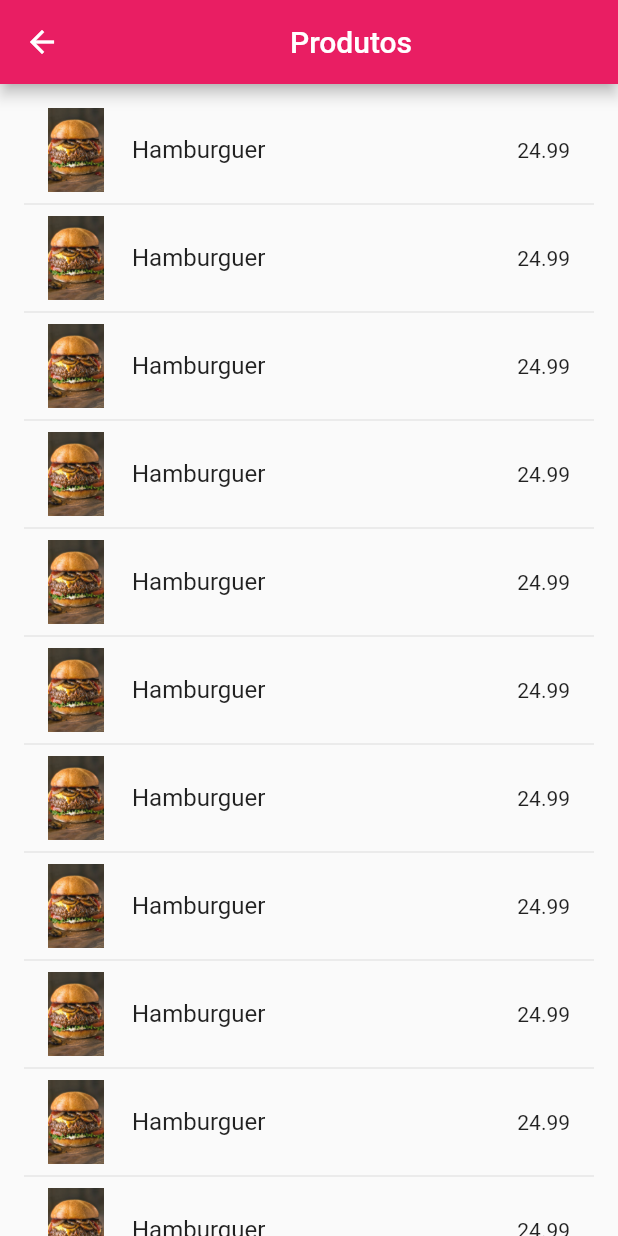
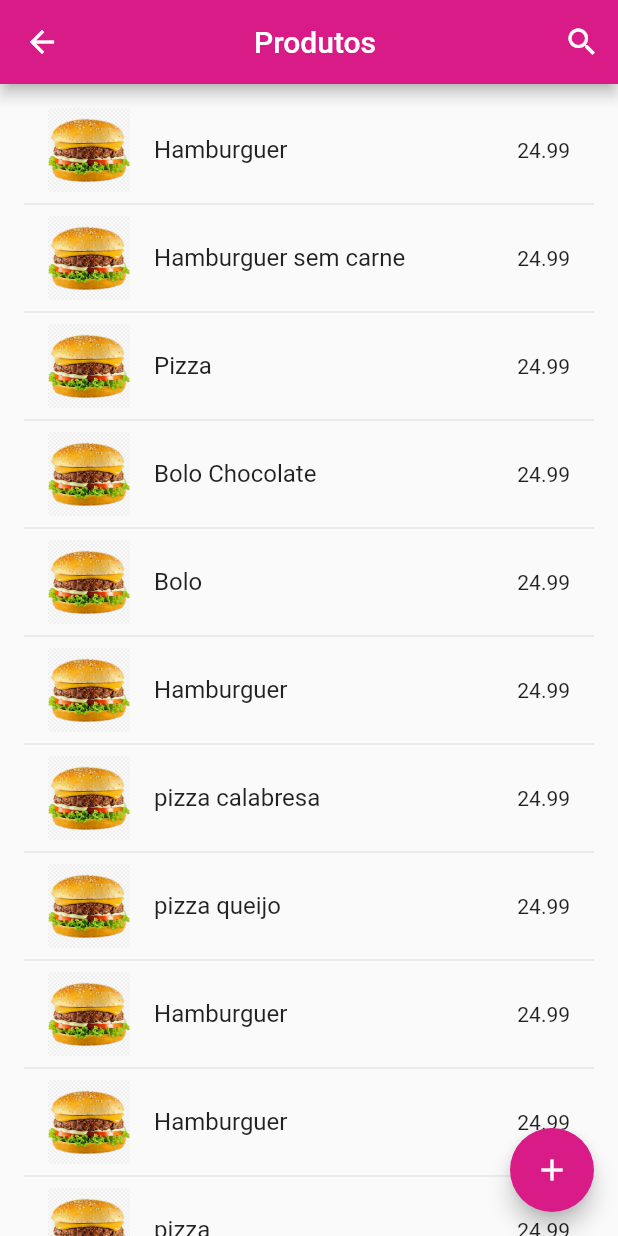
Before and after one commit to WSilvaM/venda_rapida, a Flutter app: the screen it shows after launch, after a tap on the "now widgets" icon, on a phone screen of 412 x 824 dp. Run offline on Flutter 3.47's test engine with Material 2 defaults, Android fonts, the light colour scheme and no system bars.

Commit message:
tela caixa

```diff
--- a/lib/Produtos/ProdutosRepositories.dart
+++ b/lib/Produtos/ProdutosRepositories.dart
@@ -3,80 +3,80 @@ import 'Produtos.dart';
 class ProdutosRepository {
   static List<Produtos> tabela = [
     Produtos(
-      icone: "images/Hamburguer.jpg",
+      icone: "images/H1.jpg",
       nome: "Hamburguer",
       sigla: "Carne",
       preco: 24.99,
     ),
     Produtos(
-      icone: "images/Hamburguer.jpg",
+      icone: "images/H1.jpg",
+      nome: "Hamburguer sem carne",
+      sigla: "Carne",
+      preco: 24.99,
+    ),
+    Produtos(
+      icone: "images/H1.jpg",
+      nome: "Pizza",
+      sigla: "Carne",
+      preco: 24.99,
+    ),
+    Produtos(
+      icone: "images/H1.jpg",
+      nome: "Bolo Chocolate",
+      sigla: "Carne",
+      preco: 24.99,
+    ),
+    Produtos(
+      icone: "images/H1.jpg",
+      nome: "Bolo ",
+      sigla: "Carne",
+      preco: 24.99,
+    ),
+    Produtos(
+      icone: "images/H1.jpg",
       nome: "Hamburguer",
       sigla: "Carne",
       preco: 24.99,
     ),
     Produtos(
-      icone: "images/Hamburguer.jpg",
+      icone: "images/H1.jpg",
+      nome: "pizza calabresa",
+      sigla: "Carne",
+      preco: 24.99,
+    ),
+    Produtos(
+      icone: "images/H1.jpg",
+      nome: "pizza queijo",
+      sigla: "Carne",
+      preco: 24.99,
+    ),
+    Produtos(
+      icone: "images/H1.jpg",
       nome: "Hamburguer",
       sigla: "Carne",
       preco: 24.99,
     ),
     Produtos(
-      icone: "images/Hamburguer.jpg",
+      icone: "images/H1.jpg",
       nome: "Hamburguer",
       sigla: "Carne",
       preco: 24.99,
     ),
     Produtos(
-      icone: "images/Hamburguer.jpg",
-      nome: "Hamburguer",
+      icone: "images/H1.jpg",
+      nome: "pizza",
       sigla: "Carne",
       preco: 24.99,
     ),
     Produtos(
-      icone: "images/Hamburguer.jpg",
-      nome: "Hamburguer",
+      icone: "images/H1.jpg",
+      nome: "pizza",
       sigla: "Carne",
       preco: 24.99,
     ),
     Produtos(
-      icone: "images/Hamburguer.jpg",
-      nome: "Hamburguer",
-      sigla: "Carne",
-      preco: 24.99,
-    ),
-    Produtos(
-      icone: "images/Hamburguer.jpg",
-      nome: "Hamburguer",
-      sigla: "Carne",
-      preco: 24.99,
-    ),
-    Produtos(
-      icone: "images/Hamburguer.jpg",
-      nome: "Hamburguer",
-      sigla: "Carne",
-      preco: 24.99,
-    ),
-    Produtos(
-      icone: "images/Hamburguer.jpg",
-      nome: "Hamburguer",
-      sigla: "Carne",
-      preco: 24.99,
-    ),
-    Produtos(
-      icone: "images/Hamburguer.jpg",
-      nome: "Hamburguer",
-      sigla: "Carne",
-      preco: 24.99,
-    ),
-    Produtos(
-      icone: "images/Hamburguer.jpg",
-      nome: "Hamburguer",
-      sigla: "Carne",
-      preco: 24.99,
-    ),
-    Produtos(
-      icone: "images/Hamburguer.jpg",
-      nome: "Hamburguer",
+      icone: "images/H1.jpg",
+      nome: "pizza",
       sigla: "Carne",
       preco: 24.99,
     ),
--- a/lib/Produtos/Tela_Produtos.dart
+++ b/lib/Produtos/Tela_Produtos.dart
@@ -1,5 +1,6 @@
 import 'package:flutter/material.dart';
 import 'package:venda_rapida/Produtos/ProdutosRepositories.dart';
+import 'package:venda_rapida/StyleCores/Cores.dart';
 import 'package:venda_rapida/Widgets.dart';
 
 class Produtos extends StatefulWidget {
@@ -15,20 +16,40 @@ class _ProdutosState extends State<Produtos> {
     final tabela = ProdutosRepository.tabela;
     return Scaffold(
       appBar: AppBar(
-        title: Center(child: Text("Produtos",)),
-
+        backgroundColor: ColorsApp.primary,
+        actions: const [
+          IconButton(
+            onPressed: null,
+            icon: Icon(
+              Icons.search,
+              color: Colors.white,
+            ),
+          ),
+        ],
+        title: Center(
+            child: Text(
+          "Produtos",
+        )),
       ),
       body: ListView.separated(
-          itemBuilder: (BuildContext context, int Produtos){
+          itemBuilder: (BuildContext context, int Produtos) {
             return ListTile(
               leading: Image.asset(tabela[Produtos].icone),
               title: Text(tabela[Produtos].nome),
-              trailing: Text(tabela[Produtos].preco.toString(),),
+              trailing: Text(
+                tabela[Produtos].preco.toString(),
+              ),
             );
           },
           padding: EdgeInsets.all(16),
           separatorBuilder: (_, __) => const Divider(),
           itemCount: tabela.length),
+      floatingActionButton: FloatingActionButton(
+          onPressed: null,
+          child: Icon(
+            Icons.add,
+          ),
+          backgroundColor: ColorsApp.primary),
     );
   }
 }
--- a/lib/Widgets.dart
+++ b/lib/Widgets.dart
@@ -23,7 +23,7 @@ Widget Containerbuild(IconButton iconButton, String texto) {
                     child: Text(
                       texto,
                       style: TextStyle(
-                          color: ColorsApp.black,
+                          color: ColorsApp.Black,
                           fontWeight: FontWeight.w500,
                           fontSize: 15),
                     ),
@@ -58,14 +58,14 @@ Widget Containerbuild(IconButton iconButton, String texto) {
   );
 }
 
-Widget buildCont(String texto, Color ColorsApp, double Height, double Width) {
+Widget buildCont(String texto, Color ColorsApp, double Height, double Width, col) {
   return Row(
     children: [
       Container(
         alignment: Alignment.center,
         child: Text(
           texto,
-          style: TextStyle(color: Colors.white, fontWeight: FontWeight.w600),
+          style: TextStyle(color:col, fontWeight: FontWeight.w400),
         ),
         height: Height,
         width: Width,
--- a/lib/main.dart
+++ b/lib/main.dart
@@ -1,4 +1,6 @@
 import 'package:flutter/material.dart';
+
+import 'package:venda_rapida/Caixa/Tela_caixa.dart';
 
 import 'package:venda_rapida/Widgets.dart';
 import 'package:venda_rapida/Produtos/Tela_Produtos.dart';
@@ -15,9 +17,7 @@ class MyApp extends StatelessWidget {
   Widget build(BuildContext context) {
     return MaterialApp(
       title: 'Flutter Demo',
-      theme: ThemeData(
-        primarySwatch: Colors.pink,
-      ),
+      theme: ThemeData(primarySwatch: Colors.pink),
       home: const MyHomePage(title: 'Venda Rapida'),
     );
   }
@@ -46,7 +46,8 @@ class _MyHomePageState extends State<MyHomePage> {
           ),
         ],
         backgroundColor: ColorsApp.primary,
-        title: Center(
+        title: Padding(
+          padding: const EdgeInsets.only(left: 128),
           child: Text(
             widget.title,
           ),
@@ -59,7 +60,7 @@ class _MyHomePageState extends State<MyHomePage> {
             child: Container(
               child: Column(
                 children: [
-                  SizedBox(
+                  const SizedBox(
                     height: 8,
                   ),
                   Text(
@@ -67,15 +68,15 @@ class _MyHomePageState extends State<MyHomePage> {
                     style: TextStyle(fontSize: 25, fontWeight: FontWeight.w800),
                   ),
                   Padding(
-                    padding: const EdgeInsets.all(8.0),
+                    padding: EdgeInsets.all(8.0),
                     child: Row(
                       mainAxisAlignment: MainAxisAlignment.center,
                       children: [
-                        buildCont("Hoje", ColorsApp.primary, 30, 60),
-                        buildCont("7D", ColorsApp.grey, 30, 40),
-                        buildCont("1M", ColorsApp.grey, 30, 40),
-                        buildCont("6M", ColorsApp.grey, 30, 40),
-                        buildCont("1A", ColorsApp.grey, 30, 40),
+                        buildCont("Hoje", ColorsApp.primary, 30, 60,ColorsApp.white),
+                        buildCont("7D", ColorsApp.grey, 30, 40,ColorsApp.white),
+                        buildCont("1M", ColorsApp.grey, 30, 40,ColorsApp.white),
+                        buildCont("6M", ColorsApp.grey, 30, 40,ColorsApp.white),
+                        buildCont("1A", ColorsApp.grey, 30, 40,ColorsApp.white),
                       ],
                     ),
                   ),
@@ -83,7 +84,7 @@ class _MyHomePageState extends State<MyHomePage> {
                   SizedBox(
                     height: 10,
                   ),
-                  buildContai("vendas realizadas", 12)
+                  buildContai("1 venda realizada", 12)
                 ],
               ),
               width: 80,
@@ -115,8 +116,15 @@ class _MyHomePageState extends State<MyHomePage> {
                 mainAxisAlignment: MainAxisAlignment.center,
                 children: [
                   Containerbuild(
-                      const IconButton(
-                        onPressed: null,
+                      IconButton(
+                        onPressed: () {
+                          Navigator.push(
+                            context,
+                            MaterialPageRoute(
+                              builder: (context) => Tela_Caixa(),
+                            ),
+                          );
+                        },
                         icon: Icon(
                           Icons.shopping_basket_outlined,
                           color: ColorsApp.primary,
@@ -131,9 +139,11 @@ class _MyHomePageState extends State<MyHomePage> {
                             context,
                             MaterialPageRoute(
                               builder: (context) => Produtos(),
-                              ));
-                          //  Navigator.of(context).pushReplacement(MaterialPageRoute(builder: (context) => Produtos(),));
+                            ),
+                          );
                         },
+                        //  Navigator.of(context).pushReplacement
+                        //(MaterialPageRoute(builder: (context) => Produtos(),));
                         icon: const Icon(
                           Icons.now_widgets_outlined,
                           color: ColorsApp.primary,
--- a/lib/styleCores/Cores.dart
+++ b/lib/styleCores/Cores.dart
@@ -1,15 +1,17 @@
 import 'package:flutter/material.dart';
 
 class ColorsApp {
-  static const Color primary = Color.fromARGB(255, 211, 6, 143);
+  static const Color primary = Color.fromARGB(255, 216, 27, 134);
 
-  ColorsApp(Color black);
+
 
   static Color get grey => Colors.grey.shade500;
 
-  static const Color black = Color.fromARGB(255, 0, 0, 0);
+   static Color get Black => Colors.black;
+
+
 
   static const Color green = Color(0xff1CB86D);
 
-  static const Color whate = Color(0xffffffff);
+  static const Color white = Color(0xffffffff);
 }
```
Also changed, not shown: lib/Caixa/Tela_caixa.dart (added, +109 -0 lines), images/H1.jpg (added), images/H2.jpg (added), images/H3.jpg (added), images/H4.jpg (added), images/H5.jpg (added), images/b1.jpg (added), images/b2.jpg (added), images/p1.jpg (added), images/p2.jpg (added), images/p3.jpg (added), images/p4.jpg (added), images/p5.jpg (added), images/p6.jpg (added). Lines whose indentation alone changed are shown as unchanged.
